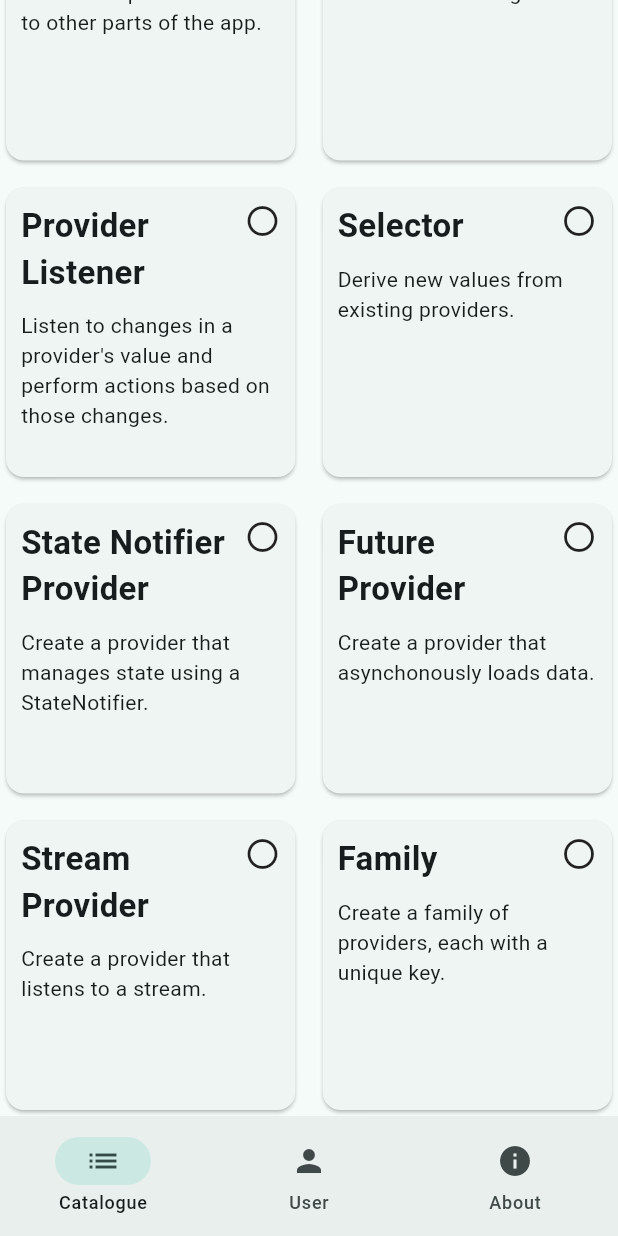
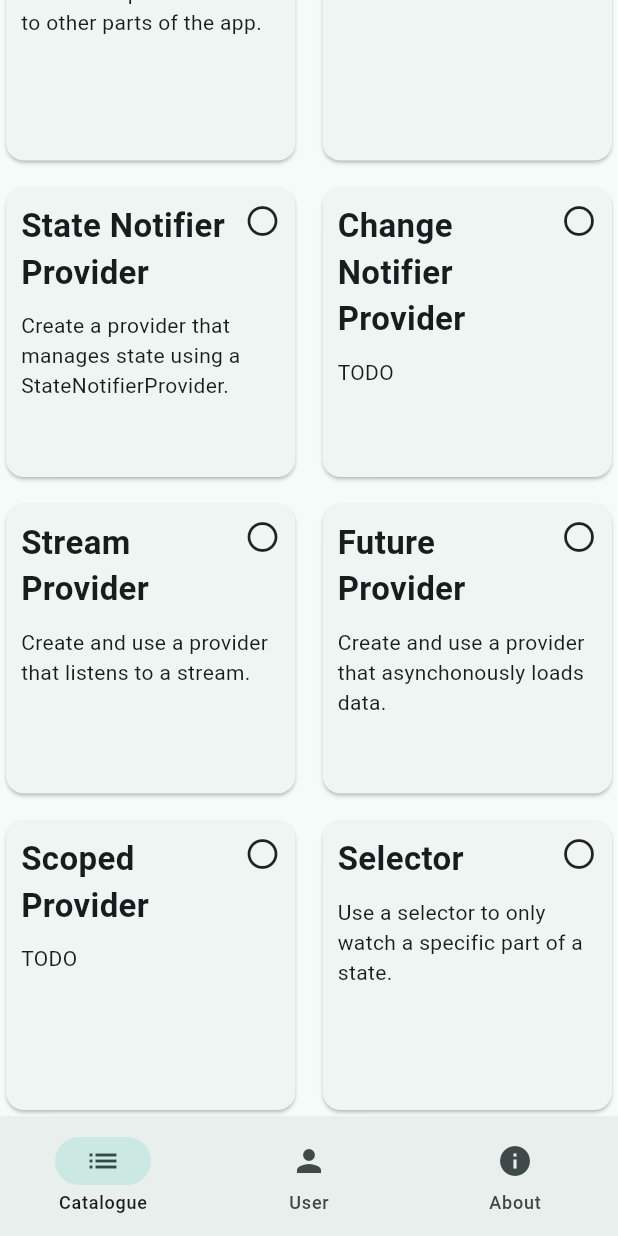
Before and after one commit to ondrahlavac/learning-flutter-riverpod, a Flutter app: the screen it shows after launch, scrolled down 90 dp, on a phone screen of 412 x 824 dp. Run offline on Flutter 3.47's test engine with Material 3 defaults, Android fonts, the phone set to English and light mode, and no system bars; our stand-ins replace flutter_riverpod.

Commit message:
feat: remove unused classes and screens after the big pivot and move to the new version and new excercises

```diff
--- a/lib/excercises.dart
+++ b/lib/excercises.dart
@@ -1,69 +1,53 @@
-import 'package:learning_flutter_riverpod/screens/excercises/consumer.dart';
-import 'package:learning_flutter_riverpod/screens/excercises/family_like_in_dating.dart';
-import 'package:learning_flutter_riverpod/screens/excercises/future_provider.dart';
-import 'package:learning_flutter_riverpod/screens/excercises/provider.dart';
-import 'package:learning_flutter_riverpod/screens/excercises/provider_llistener.dart';
-import 'package:learning_flutter_riverpod/screens/excercises/selector.dart';
-import 'package:learning_flutter_riverpod/screens/excercises/state_notifier_provider.dart';
-import 'package:learning_flutter_riverpod/screens/excercises/stream_provider.dart';
-
-const List<Map<String, dynamic>> excercises = [
-  {
+const Map<String, Map<String, dynamic>> excercises = {
+  'provider': {
     'name': 'Provider',
     'purpose':
         'Create a provider that can be used to provide values to other parts of the app.',
     'description': '',
-    'finished': true,
-    'onOpen': ProviderExcercise()
+    'finished': false,
   },
-  {
-    'name': 'Consumer',
-    'purpose': 'Consume a provider\'s value within a widget.',
-    'description': '',
-    'finished': true,
-    'onOpen': ConsumerExcercise()
-  },
-  {
-    'name': 'Provider Listener',
-    'purpose':
-        'Listen to changes in a provider\'s value and perform actions based on those changes.',
+  'state-provider': {
+    'name': 'State Provider',
+    'purpose': '',
     'description': '',
     'finished': false,
-    'onOpen': ProviderListenerExcercise()
   },
-  {
-    'name': 'Selector',
-    'purpose': 'Derive new values from existing providers.',
+  'state-notifier-provider': {
+    'name': 'State Notifier Provider',
+    'purpose':
+        'Create a provider that manages state using a StateNotifierProvider.',
     'description': '',
     'finished': false,
-    'onOpen': SelectorExcercise()
   },
-  {
-    'name': 'State Notifier Provider',
-    'purpose': 'Create a provider that manages state using a StateNotifier.',
-    'description': '',
+  'change-notifier-provider': {
+    'name': 'Change Notifier Provider',
+    'purpose': 'TODO',
+    'description': 'TODO',
     'finished': false,
-    'onOpen': StateNotifierProviderExcercise()
   },
-  {
+  'stream-provider': {
+    'name': 'Stream Provider',
+    'purpose': 'Create and use a provider that listens to a stream.',
+    'description': 'TODO',
+    'finished': false,
+  },
+  'future-provider': {
     'name': 'Future Provider',
-    'purpose': 'Create a provider that asynchonously loads data.',
-    'description': '',
+    'purpose': 'Create and use a provider that asynchonously loads data.',
+    'description': 'TODO',
     'finished': false,
-    'onOpen': FutureProviderExcercise()
   },
-  {
-    'name': 'Stream Provider',
-    'purpose': 'Create a provider that listens to a stream.',
-    'description': '',
+  'scoped-provider': {
+    'name': 'Scoped Provider',
+    'purpose': 'TODO',
+    'description': 'TODO',
     'finished': false,
-    'onOpen': StreamProviderExcercise()
   },
-  {
-    'name': 'Family',
-    'purpose': 'Create a family of providers, each with a unique key.',
-    'description': '',
+  'selector': {
+    'name': 'Selector',
+    'purpose': 'Use a selector to only watch a specific part of a state.',
+    'description':
+        'In Riverpod, a Selector is a method used to optimize state reading by focusing only on specific parts of the state instead of the entire state object. This helps reduce unnecessary rebuilds of widgets by ensuring that they only rebuild when the specific part of the state they depend on changes.',
     'finished': false,
-    'onOpen': FamilyExcercise()
   },
-];
+};
--- a/lib/main.dart
+++ b/lib/main.dart
@@ -1,14 +1,12 @@
 import 'package:flutter/material.dart';
-import 'package:flutter_riverpod/flutter_riverpod.dart';
 import 'package:learning_flutter_riverpod/screens/about_page.dart';
-import 'package:learning_flutter_riverpod/screens/excercises_catalogue_page.dart';
+import 'package:learning_flutter_riverpod/screens/excercises_page.dart';
 import 'package:learning_flutter_riverpod/screens/user_page.dart';
+import 'package:learning_flutter_riverpod/theme/theme.dart';
 
 void main() {
   runApp(
-    const ProviderScope(
-      child: LearningApp(),
-    ),
+    const LearningApp(),
   );
 }
 
@@ -20,7 +18,7 @@ class LearningApp extends StatefulWidget {
 }
 
 class _LearningAppState extends State<LearningApp> {
-  int _selectedIndex = 0;
+  int _selectedPageIndex = 0;
 
   final List<NavigationDestination> _navigationDestinations = const [
     NavigationDestination(icon: Icon(Icons.list), label: 'Catalogue'),
@@ -31,14 +29,14 @@ class _LearningAppState extends State<LearningApp> {
   @override
   Widget build(BuildContext context) {
     return MaterialApp(
-      theme: ThemeData(
-        useMaterial3: true,
-        colorScheme: ColorScheme.fromSeed(seedColor: Colors.teal),
-      ),
+      theme: lightTheme,
+      darkTheme: darkTheme,
+      themeMode: ThemeMode.system,
+      debugShowCheckedModeBanner: false,
       home: Scaffold(
         body: SafeArea(
           child: IndexedStack(
-            index: _selectedIndex,
+            index: _selectedPageIndex,
             children: const <Widget>[
               ExcercisesCatalogue(),
               UserPage(),
@@ -47,10 +45,10 @@ class _LearningAppState extends State<LearningApp> {
           ),
         ),
         bottomNavigationBar: NavigationBar(
-          selectedIndex: _selectedIndex,
+          selectedIndex: _selectedPageIndex,
           onDestinationSelected: (index) {
             setState(() {
-              _selectedIndex = index;
+              _selectedPageIndex = index;
             });
           },
           destinations: _navigationDestinations,
--- a/lib/providers/useless_loading_provider.dart
+++ /dev/null
@@ -1,9 +0,0 @@
-import 'package:flutter_riverpod/flutter_riverpod.dart';
-import 'package:riverpod_annotation/riverpod_annotation.dart';
-
-part 'useless_loading_provider.g.dart';
-
-@riverpod
-bool isLoading(Ref ref) {
-  return true;
-}
--- a/lib/screens/excercises/family_like_in_dating.dart
+++ /dev/null
@@ -1,34 +0,0 @@
-// Like in dating... family is always the last chapter isn't it.
-import 'package:flutter/material.dart';
-
-class FamilyExcercise extends StatelessWidget {
-  const FamilyExcercise({super.key});
-
-  @override
-  Widget build(BuildContext context) {
-    return Scaffold(
-      appBar: AppBar(
-        title: const Text('Family Excercise'),
-      ),
-      body: const Padding(
-        padding: EdgeInsets.all(10.0),
-        child: Column(
-          mainAxisAlignment: MainAxisAlignment.start,
-          crossAxisAlignment: CrossAxisAlignment.start,
-          children: [
-            Text('Family'),
-            Text('Purpose'),
-            Text('''
-Creates a family of providers, each with a unique key.
-'''),
-            Text('Excercise:'),
-            Text('''
-- Create a family of providers to store the data for different users.
-- Use the family to access data for specific users based on their ID.
-'''),
-          ],
-        ),
-      ),
-    );
-  }
-}
--- a/lib/screens/excercises/future_provider.dart
+++ /dev/null
@@ -1,34 +0,0 @@
-import 'package:flutter/material.dart';
-
-class FutureProviderExcercise extends StatelessWidget {
-  const FutureProviderExcercise({super.key});
-
-  @override
-  Widget build(BuildContext context) {
-    return Scaffold(
-      appBar: AppBar(
-        title: const Text('Future Provider Excercise'),
-      ),
-      body: const Padding(
-        padding: EdgeInsets.all(10.0),
-        child: Column(
-          mainAxisAlignment: MainAxisAlignment.start,
-          crossAxisAlignment: CrossAxisAlignment.start,
-          children: [
-            Text('Future Provider'),
-            Text('Purpose'),
-            Text('''
-Creates a provider that asynchronously loads data.
-'''),
-            Text('Excercise:'),
-            Text('''
-- Create a FutureProvider to fetch user data from an API.
-- Use the provider to display a loading indicator while the data is being fetched.
-- Show an error message if the fetch fails.
-'''),
-          ],
-        ),
-      ),
-    );
-  }
-}
--- a/lib/screens/excercises/provider_llistener.dart
+++ /dev/null
@@ -1,33 +0,0 @@
-import 'package:flutter/material.dart';
-
-class ProviderListenerExcercise extends StatelessWidget {
-  const ProviderListenerExcercise({super.key});
-
-  @override
-  Widget build(BuildContext context) {
-    return Scaffold(
-      appBar: AppBar(
-        title: const Text('Provider Listener Excercise'),
-      ),
-      body: const Padding(
-        padding: EdgeInsets.all(10.0),
-        child: Column(
-          mainAxisAlignment: MainAxisAlignment.start,
-          crossAxisAlignment: CrossAxisAlignment.start,
-          children: [
-            Text('Provider Listener'),
-            Text('Purpose'),
-            Text('''
-Listens to changes in a provider's value and performs actions based on those changes.
-'''),
-            Text('Excercise:'),
-            Text('''
-- Create a provider to store the current theme.
-- Use a ProviderListener to update the app's theme based on the provider's value.
-'''),
-          ],
-        ),
-      ),
-    );
-  }
-}
--- a/lib/screens/excercises/state_notifier_provider.dart
+++ /dev/null
@@ -1,34 +0,0 @@
-import 'package:flutter/material.dart';
-
-class StateNotifierProviderExcercise extends StatelessWidget {
-  const StateNotifierProviderExcercise({super.key});
-
-  @override
-  Widget build(BuildContext context) {
-    return Scaffold(
-      appBar: AppBar(
-        title: const Text('StateNotifierProvider Excercise'),
-      ),
-      body: const Padding(
-        padding: EdgeInsets.all(10.0),
-        child: Column(
-          mainAxisAlignment: MainAxisAlignment.start,
-          crossAxisAlignment: CrossAxisAlignment.start,
-          children: [
-            Text('StateNotifierProvider'),
-            Text('Purpose'),
-            Text('''
-Creates a provider that manages state using a StateNotifier.
-'''),
-            Text('Excercise:'),
-            Text('''
-- Create a StateNotifierProvider to manage the current counter value.
-- Use the provider to increment and decrement the counter.
-- Display the counter value in a widget.
-'''),
-          ],
-        ),
-      ),
-    );
-  }
-}
--- a/lib/screens/excercises/stream_provider.dart
+++ /dev/null
@@ -1,33 +0,0 @@
-import 'package:flutter/material.dart';
-
-class StreamProviderExcercise extends StatelessWidget {
-  const StreamProviderExcercise({super.key});
-
-  @override
-  Widget build(BuildContext context) {
-    return Scaffold(
-      appBar: AppBar(
-        title: const Text('Stream Provider Excercise'),
-      ),
-      body: const Padding(
-        padding: EdgeInsets.all(10.0),
-        child: Column(
-          mainAxisAlignment: MainAxisAlignment.start,
-          crossAxisAlignment: CrossAxisAlignment.start,
-          children: [
-            Text('Stream Provider'),
-            Text('Purpose'),
-            Text('''
-Creates a provider that listens to a stream of data.
-'''),
-            Text('Excercise:'),
-            Text('''
-- Create a StreamProvider to listen to a real-time chat stream.
-- Display the latest messages in a widget.
-'''),
-          ],
-        ),
-      ),
-    );
-  }
-}
--- a/lib/screens/excercises_catalogue_page.dart
+++ b/lib/screens/excercises_page.dart
@@ -15,16 +15,11 @@ class ExcercisesCatalogue extends StatelessWidget {
         ),
         itemCount: excercises.length,
         itemBuilder: (context, index) {
+          String currentKey = excercises.keys.elementAt(index);
           return Card(
             child: InkWell(
               onTap: () {
                 // Navigate to the corresponding excercise screen
-                Navigator.push(
-                  context,
-                  MaterialPageRoute(
-                    builder: (context) => excercises[index]['onOpen'],
-                  ),
-                );
               },
               child: Padding(
                 padding: const EdgeInsets.all(10),
@@ -38,7 +33,8 @@ class ExcercisesCatalogue extends StatelessWidget {
                       children: [
                         Expanded(
                           child: Text(
-                            excercises[index]['name'],
+                            excercises[currentKey]?['name'] ??
+                                'No excercise name specified',
                             style: const TextStyle(
                               fontSize: 22,
                               fontWeight: FontWeight.bold,
@@ -47,17 +43,21 @@ class ExcercisesCatalogue extends StatelessWidget {
                         ),
                         const SizedBox(width: 10),
                         Icon(
-                          excercises[index]['finished']
+                          excercises[currentKey]?['finished']
                               ? Icons.check_circle
                               : Icons.circle_outlined,
-                          color: excercises[index]['finished']
+                          color: excercises[currentKey]?['finished']
                               ? Colors.green
                               : null,
                         ),
                       ],
                     ),
                     const SizedBox(height: 10),
-                    Text(excercises[index]['purpose']),
+                    Text(
+                      excercises[currentKey]?['purpose'] ??
+                          'No excercise purpose specified',
+                      style: Theme.of(context).textTheme.bodyMedium,
+                    ),
                   ],
                 ),
               ),
--- a/lib/screens/user_page.dart
+++ b/lib/screens/user_page.dart
@@ -1,6 +1,5 @@
 import 'package:flutter/material.dart';
 import 'package:flutter_riverpod/flutter_riverpod.dart';
-import 'package:learning_flutter_riverpod/providers/user_provider.dart';
 
 class UserPage extends ConsumerWidget {
   const UserPage({super.key});
@@ -18,7 +17,7 @@ class UserPage extends ConsumerWidget {
             ),
             const SizedBox(height: 20),
             Text(
-              ref.watch(currentUserProvider),
+              'John Doe',
               style: Theme.of(context).textTheme.headlineLarge,
             ),
             const SizedBox(height: 10),
--- /dev/null
+++ b/lib/theme/theme.dart
@@ -0,0 +1,16 @@
+import 'package:flutter/material.dart';
+
+ThemeData lightTheme = ThemeData(
+  useMaterial3: true,
+  colorScheme: ColorScheme.fromSeed(
+    seedColor: Colors.teal,
+  ),
+);
+ThemeData darkTheme = ThemeData(
+  useMaterial3: true,
+  brightness: Brightness.dark,
+  colorScheme: ColorScheme.fromSeed(
+    seedColor: Colors.teal,
+    brightness: Brightness.dark,
+  ),
+);
--- a/pubspec.yaml
+++ b/pubspec.yaml
@@ -16,7 +16,7 @@ publish_to: 'none' # Remove this line if you wish to publish to pub.dev
 # https://developer.apple.com/library/archive/documentation/General/Reference/InfoPlistKeyReference/Articles/CoreFoundationKeys.html
 # In Windows, build-name is used as the major, minor, and patch parts
 # of the product and file versions while build-number is used as the build suffix.
-version: 1.2.1
+version: 2.0.0
 
 environment:
   sdk: ^3.5.0
```
Also changed, not shown: lib/providers/user_provider.dart (deleted, +0 -11 lines), lib/screens/excercises/consumer.dart (deleted, +0 -45 lines), lib/screens/excercises/provider.dart (deleted, +0 -84 lines), lib/screens/excercises/selector.dart (deleted, +0 -33 lines), lib/providers/useless_loading_provider.g.dart (deleted).
